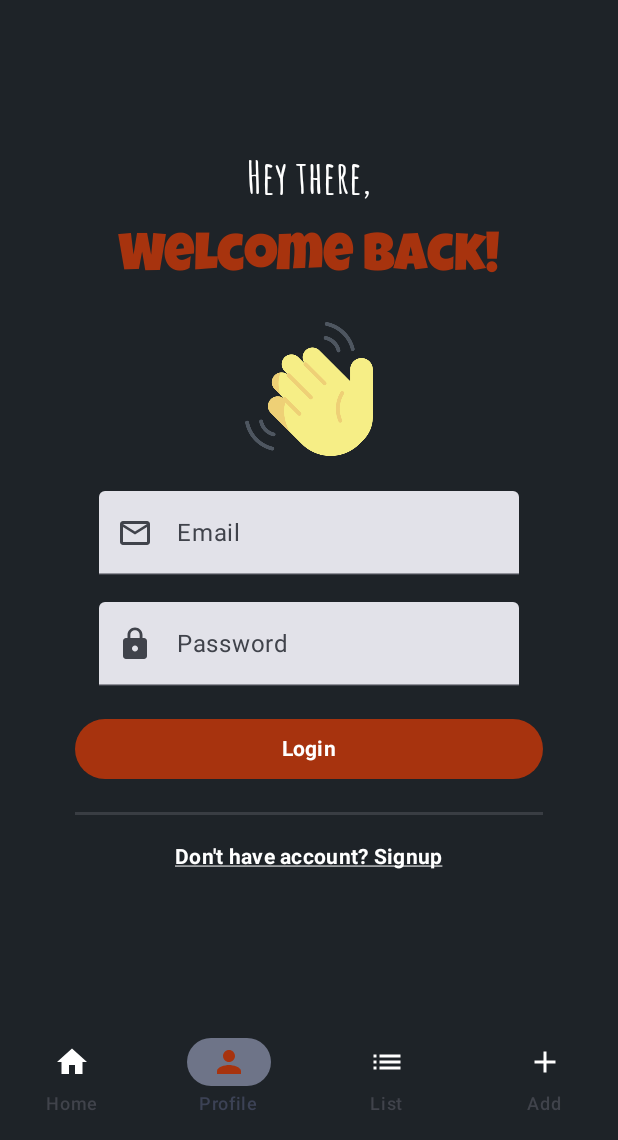
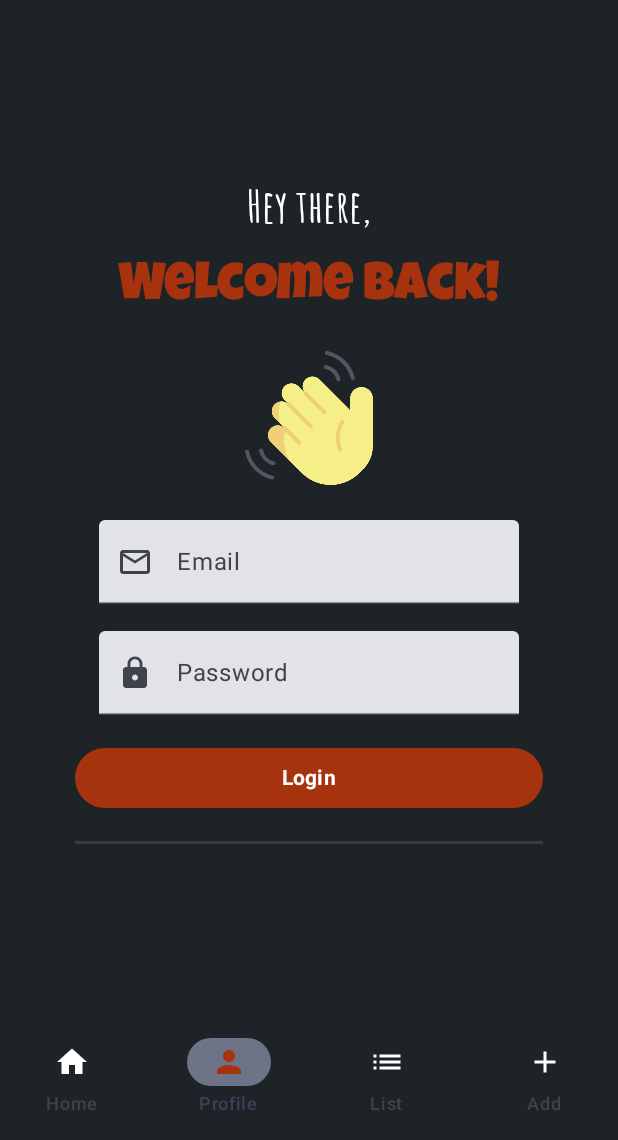
Before and after one commit to waru-guru/kaa-chonjo, an Android app built with Jetpack Compose: the screen it shows after launch (MainActivity), item 2 of the bottom bar chosen, on a phone screen of 412 x 824 dp, the part 96-1236 px from its top. Run offline under Robolectric (Android 15) with nearby library versions, the phone set to English and light mode, and no system bars; our stand-ins replace Firebase (no records; nobody signed in at launch, a user with empty details on screens opened directly).

Commit message:
I commented out some lines of code

```diff
--- a/app/src/main/java/com/example/kaachonjo/ui/theme/pages/login/LoginScreen.kt
+++ b/app/src/main/java/com/example/kaachonjo/ui/theme/pages/login/LoginScreen.kt
@@ -152,15 +152,15 @@ fun LoginScreen(navController:NavHostController) {
             )
 
 
-            ClickableText(
-                text = AnnotatedString("Don't have account? Signup"),
-                style = MaterialTheme.typography.bodyMedium.copy(
-                    color = Color.White,
-                    fontWeight = FontWeight.Bold,
-                    textDecoration = TextDecoration.Underline
-                ),
-                onClick = {navController.navigate(ROUTE_SIGNUP)}
-            )
+//            ClickableText(
+//                text = AnnotatedString("Don't have account? Signup"),
+//                style = MaterialTheme.typography.bodyMedium.copy(
+//                    color = Color.White,
+//                    fontWeight = FontWeight.Bold,
+//                    textDecoration = TextDecoration.Underline
+//                ),
+//                onClick = {navController.navigate(ROUTE_SIGNUP)}
+//            )
         }
 
     }
```
